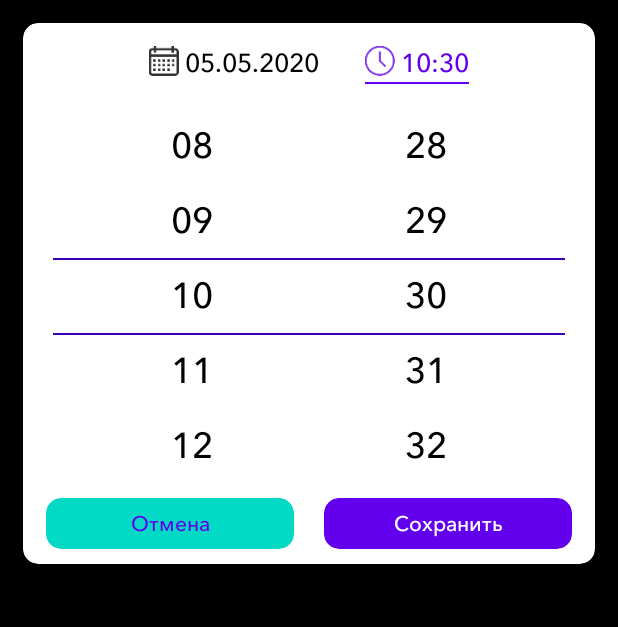
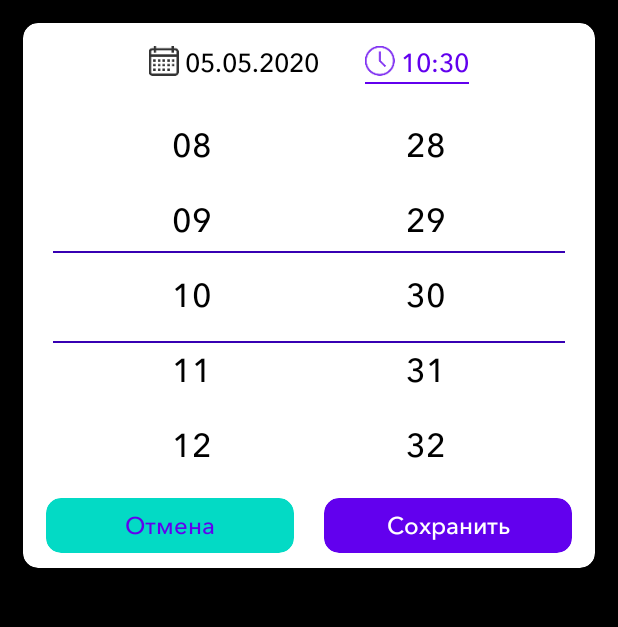
Before and after one commit to e5unknown/DateTimePicker, an Android app: the screen it shows after launch (MainActivity), after a tap on an icon or button, on a phone screen of 412 x 824 dp, the part 84-711 px from its top. Run offline under Robolectric (Android 15) with nearby library versions, the phone set to English and light mode, and no system bars.

Commit message:
minor fixes

```diff
--- a/app/build.gradle
+++ b/app/build.gradle
@@ -33,5 +33,4 @@ dependencies {
     androidTestImplementation 'androidx.test.espresso:espresso-core:3.2.0'
     implementation 'androidx.recyclerview:recyclerview:1.1.0'
     implementation 'androidx.cardview:cardview:1.0.0'
-    implementation 'com.google.android.material:material:1.1.0'
 }
--- a/app/src/main/java/com/dev420/datetimepicker/MainActivity.java
+++ b/app/src/main/java/com/dev420/datetimepicker/MainActivity.java
@@ -73,7 +73,7 @@ public class MainActivity extends AppCompatActivity {
     }
 
 
-    // минимальный год установлен 2020. можно переделать и создавать изначально массив начиная с текущего года
+    // минимальный год установлен 2015. можно переделать и создавать изначально массив начиная с текущего года
     private void setCurrentDateAndTime() {
         Calendar calendar = Calendar.getInstance(TimeZone.getDefault());
         int currentMinute = calendar.get(Calendar.MINUTE);
@@ -82,7 +82,7 @@ public class MainActivity extends AppCompatActivity {
         rvHour.scrollToPosition(currentHour);
         int currentYear = calendar.get(Calendar.YEAR);
         //скролл сделал на случай, если понадобится DateTimePicker с прошлыми годами
-        int startYearInArray = 2020;
+        int startYearInArray = 2015;
         rvYear.scrollToPosition(currentYear - startYearInArray);
         yearAdapter.changeItemAppearance(currentYear - startYearInArray);
         int currentMonth = calendar.get(Calendar.MONTH) + 1;
@@ -195,7 +195,7 @@ public class MainActivity extends AppCompatActivity {
         hours = new ArrayList<>(Arrays.asList("", ""));
         minutes = new ArrayList<>(Arrays.asList("", ""));
 
-        for (int i = 2020; i <= 2050; i++) {
+        for (int i = 2015; i <= 2050; i++) {
             years.add(Integer.toString(i));
         }
         years.add("");
--- a/app/src/main/res/layout/activity_main.xml
+++ b/app/src/main/res/layout/activity_main.xml
@@ -135,7 +135,7 @@
                 android:layout_width="match_parent"
                 android:layout_height="1dp"
                 android:layout_marginStart="20dp"
-                android:layout_marginTop="100dp"
+                android:layout_marginTop="95dp"
                 android:layout_marginEnd="20dp"
                 android:background="@color/colorPrimaryDark"
                 app:layout_constraintStart_toStartOf="parent"
@@ -145,7 +145,7 @@
                 android:layout_width="match_parent"
                 android:layout_height="1dp"
                 android:layout_marginStart="20dp"
-                android:layout_marginTop="150dp"
+                android:layout_marginTop="155dp"
                 android:layout_marginEnd="20dp"
                 android:background="@color/colorPrimaryDark"
                 app:layout_constraintStart_toStartOf="parent"
@@ -181,6 +181,7 @@
                         android:layout_marginBottom="8dp"
                         android:fontFamily="@font/avenir_next_medium"
                         android:gravity="center"
+                        android:textSize="16sp"
                         android:text="@string/button_cancel"
                         android:textColor="@color/colorPrimary" />
                 </androidx.cardview.widget.CardView>
@@ -205,6 +206,7 @@
                         android:layout_marginBottom="8dp"
                         android:fontFamily="@font/avenir_next_medium"
                         android:gravity="center"
+                        android:textSize="16sp"
                         android:text="@string/button_save"
                         android:textColor="@color/white" />
                 </androidx.cardview.widget.CardView>
--- a/app/src/main/res/layout/date_time_item.xml
+++ b/app/src/main/res/layout/date_time_item.xml
@@ -12,6 +12,6 @@
         android:fontFamily="@font/avenir_next_medium"
         android:textAlignment="center"
         android:textColor="@color/textColorPrimary"
-        android:textSize="24sp" />
+        android:textSize="22sp" />
 
 </LinearLayout>
```
